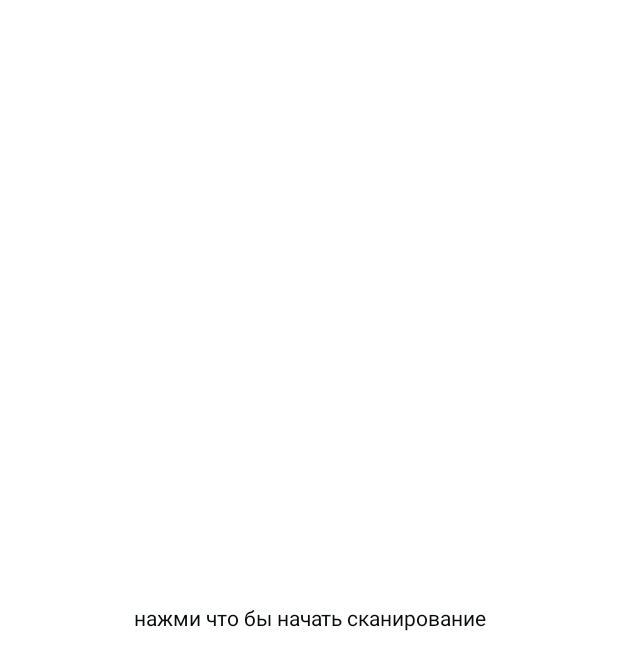
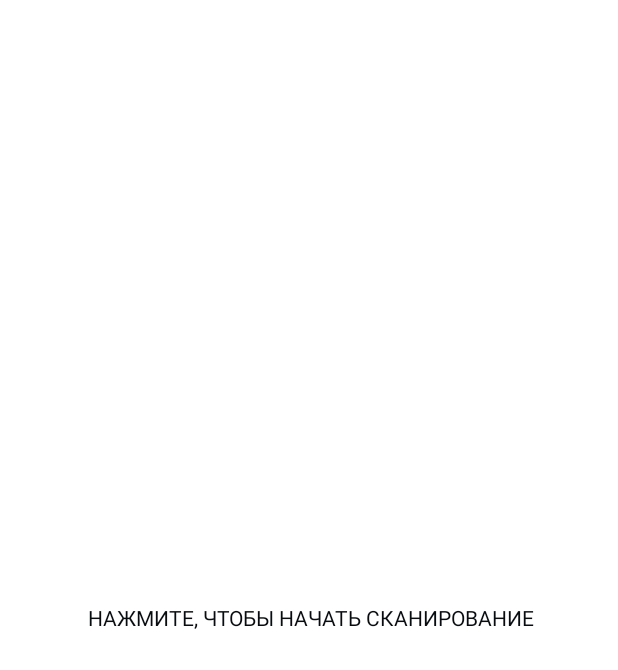
Before and after one commit to MikaV-v/FinalyMachine, an Android app: the screen it shows after launch (MainActivity), on a phone screen of 412 x 824 dp. Shown: the top 670 px of the screen. Run offline under Robolectric (Android 15) with nearby library versions, the phone set to English and light mode, and no system bars.

Commit message:
no Errors, The best 3

```diff
--- a/app/src/main/java/com/google/android/gms/samples/vision/barcodereader/BarcodeCaptureActivity.java
+++ b/app/src/main/java/com/google/android/gms/samples/vision/barcodereader/BarcodeCaptureActivity.java
@@ -526,6 +526,7 @@ public final class BarcodeCaptureActivity extends Activity implements BarcodeGra
                 Log.d(TAG,str);
                 Intent intent = new Intent(this, LickeAlert.class);
                 startActivity(intent);
+                finish();
             }
 
 
--- a/app/src/main/res/layout/activity_main.xml
+++ b/app/src/main/res/layout/activity_main.xml
@@ -60,7 +60,7 @@
         android:layout_marginRight="-23dp"
         android:layout_marginBottom="16dp"
         android:background="@color/white"
-        android:text="@string/нажмичтобыначатьсканирование"
+        android:text="@string/НАЖМИТЕЧТОБЫНАЧАТЬСКАНИРОВАНИЕ"
         android:textColor="#080C0F" />
 
 </RelativeLayout>
--- a/app/src/main/res/values/strings.xml
+++ b/app/src/main/res/values/strings.xml
@@ -29,4 +29,5 @@
     <string name="щшзовошщиошщощшаыощшыао">НАЖМИТЕ, ЧТО БЫ</string>
     <string name="Завершитьобслуживание">Завершить обслуживание</string>
     <string name="todo" />
+    <string name="НАЖМИТЕЧТОБЫНАЧАТЬСКАНИРОВАНИЕ">НАЖМИТЕ, ЧТОБЫ НАЧАТЬ СКАНИРОВАНИЕ</string>
 </resources>
```
Also changed, not shown: app/src/main/AndroidManifest.xml (+9 -2 lines), app/src/main/res/layout/activity_licke_alert.xml (+13 -0 lines), 9 other files.
